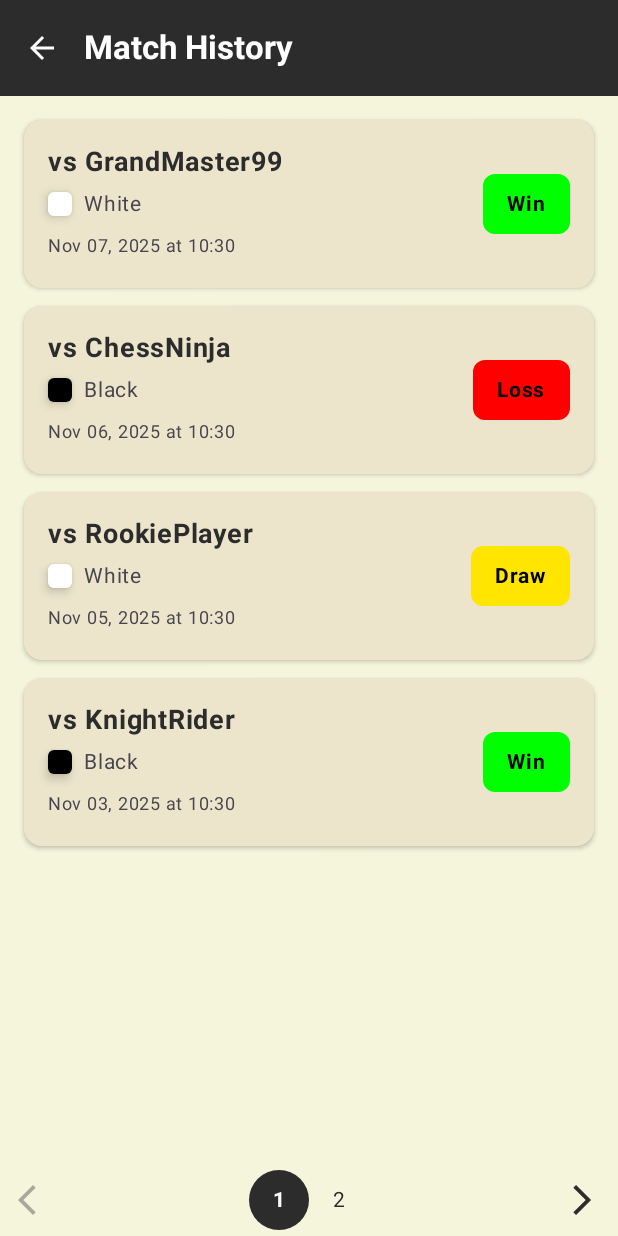
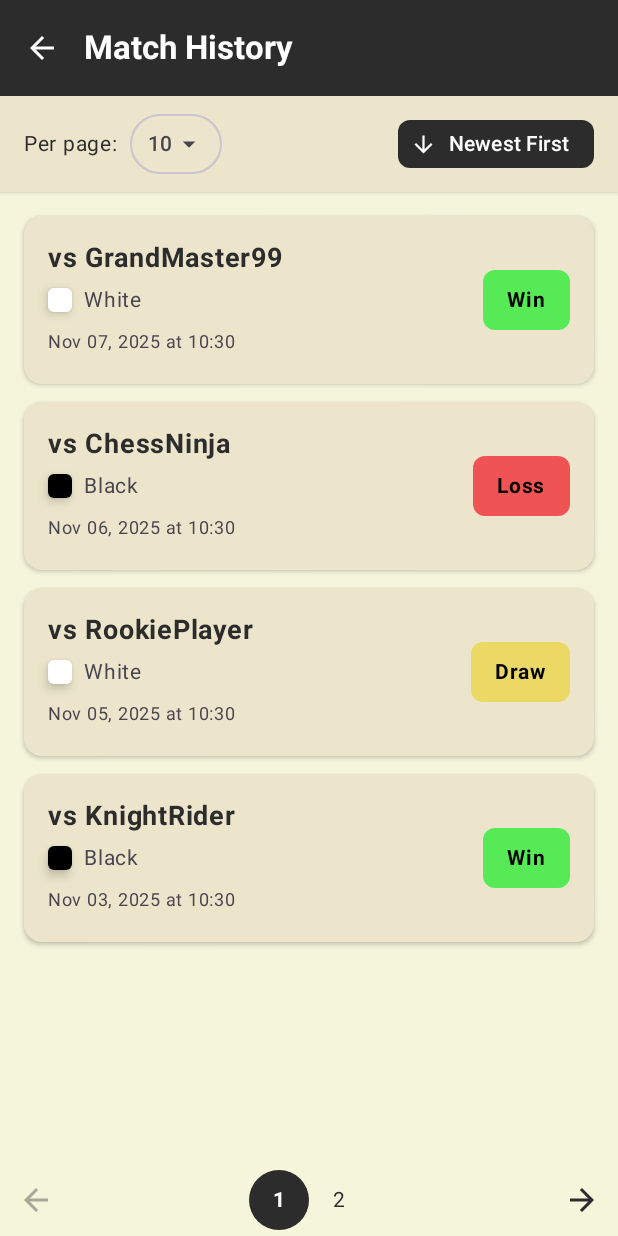
Before and after one commit to AdamShk123/chess, an Android app built with Jetpack Compose: the @Preview function MatchHistoryScreenPreview, on a phone screen of 412 x 824 dp. Run offline under Robolectric (Android 15) with nearby library versions, the phone set to English and light mode, and no system bars.

Commit message:
updated colors for match result to have more pastel color to fit in better with rest of color scheme. corrected query json field names to match API response. added filter bar with options to change sort and page size

```diff
--- a/chess-android/app/src/main/java/com/example/chessandroid/data/api/ChessApiService.kt
+++ b/chess-android/app/src/main/java/com/example/chessandroid/data/api/ChessApiService.kt
@@ -22,8 +22,8 @@ interface ChessApiService {
     @GET("/api/matches/me")
     suspend fun getMyMatches(
         @Header("Authorization") authorization: String,
-        @Query("pageNumber") pageNumber: Int = 0,
-        @Query("pageSize") pageSize: Int = 10,
+        @Query("page") pageNumber: Int = 0,
+        @Query("size") pageSize: Int = 10,
         @Query("sort") sort: String = "createdAt,desc"
     ): PageResponse<MatchResponseDto>
 
--- a/chess-android/app/src/main/java/com/example/chessandroid/ui/screens/matchhistory/MatchHistoryScreen.kt
+++ b/chess-android/app/src/main/java/com/example/chessandroid/ui/screens/matchhistory/MatchHistoryScreen.kt
@@ -10,17 +10,23 @@ import androidx.compose.foundation.shape.CircleShape
 import androidx.compose.foundation.shape.RoundedCornerShape
 import androidx.compose.material.icons.Icons
 import androidx.compose.material.icons.automirrored.filled.ArrowBack
+import androidx.compose.material.icons.automirrored.filled.ArrowForward
+import androidx.compose.material.icons.filled.ArrowDropDown
+import androidx.compose.material.icons.filled.ArrowDownward
+import androidx.compose.material.icons.filled.ArrowUpward
+import androidx.compose.material.icons.filled.Check
 import androidx.compose.material3.*
 import androidx.compose.material3.pulltorefresh.PullToRefreshBox
 import androidx.compose.runtime.Composable
 import androidx.compose.runtime.collectAsState
 import androidx.compose.runtime.getValue
+import androidx.compose.runtime.mutableStateOf
+import androidx.compose.runtime.remember
+import androidx.compose.runtime.setValue
 import androidx.compose.ui.Alignment
 import androidx.compose.ui.Modifier
 import androidx.compose.ui.draw.clip
 import androidx.compose.ui.graphics.Color
-import androidx.compose.ui.graphics.Shape
-import androidx.compose.ui.res.painterResource
 import androidx.compose.ui.text.font.FontWeight
 import androidx.compose.ui.tooling.preview.Preview
 import androidx.compose.ui.unit.dp
@@ -29,7 +35,6 @@ import androidx.hilt.navigation.compose.hiltViewModel
 import com.example.chessandroid.ui.theme.ChessAndroidTheme
 import com.example.chessandroid.ui.theme.chessColors
 import java.time.LocalDateTime
-import com.example.chessandroid.R
 
 @OptIn(ExperimentalMaterial3Api::class)
 @Composable
@@ -45,7 +50,9 @@ fun MatchHistoryScreen(
         onRefresh = { viewModel.refresh() },
         onPreviousPage = { viewModel.previousPage() },
         onNextPage = { viewModel.nextPage() },
-        onSelectPage = { viewModel.selectPage(it) }
+        onSelectPage = { viewModel.selectPage(it) },
+        onChangePageSize = { viewModel.changePageSize(it) },
+        onChangeSortOrder = { viewModel.changeSortOrder(it) }
     )
 }
 
@@ -57,7 +64,9 @@ fun MatchHistoryContent(
     onRefresh: () -> Unit = {},
     onPreviousPage: () -> Unit = {},
     onNextPage: () -> Unit = {},
-    onSelectPage: (Int) -> Unit = {}
+    onSelectPage: (Int) -> Unit = {},
+    onChangePageSize: (Int) -> Unit = {},
+    onChangeSortOrder: (SortOrder) -> Unit = {}
 ) {
     Scaffold(
         topBar = {
@@ -96,7 +105,7 @@ fun MatchHistoryContent(
                         enabled = uiState.currentPage != 0,
                     ) {
                         Icon(
-                            painter = painterResource(R.drawable.arrow_backward),
+                            imageVector = Icons.AutoMirrored.Filled.ArrowBack,
                             contentDescription = "Previous Page"
                         )
                     }
@@ -146,7 +155,7 @@ fun MatchHistoryContent(
                         enabled = uiState.currentPage != uiState.totalPages - 1,
                     ) {
                         Icon(
-                            painter = painterResource(R.drawable.arrow_forward),
+                            imageVector = Icons.AutoMirrored.Filled.ArrowForward,
                             contentDescription = "Next Page"
                         )
                     }
@@ -175,6 +184,16 @@ fun MatchHistoryContent(
                     )
                 }
                 else -> {
+                    Column(modifier = Modifier.fillMaxSize()) {
+                        // Filter bar
+                        FilterBar(
+                            pageSize = uiState.pageSize,
+                            sortOrder = uiState.sortOrder,
+                            onChangePageSize = onChangePageSize,
+                            onChangeSortOrder = onChangeSortOrder
+                        )
+
+                        // Match list
                         LazyColumn(
                             modifier = Modifier.fillMaxSize(),
                             contentPadding = PaddingValues(16.dp),
@@ -184,6 +203,7 @@ fun MatchHistoryContent(
                                 MatchHistoryItem(
                                     match = match
                                 )
+                            }
                         }
                     }
                 }
@@ -316,6 +336,106 @@ fun MatchHistoryItem(
     }
 }
 
+@OptIn(ExperimentalMaterial3Api::class)
+@Composable
+fun FilterBar(
+    pageSize: Int,
+    sortOrder: SortOrder,
+    onChangePageSize: (Int) -> Unit,
+    onChangeSortOrder: (SortOrder) -> Unit,
+    modifier: Modifier = Modifier
+) {
+    var showPageSizeMenu by remember { mutableStateOf(false) }
+    val pageSizeOptions = listOf(5, 10, 25, 50)
+
+    Surface(
+        modifier = modifier.fillMaxWidth(),
+        color = MaterialTheme.colorScheme.surface,
+        shadowElevation = 2.dp
+    ) {
+        Row(
+            modifier = Modifier
+                .fillMaxWidth()
+                .padding(horizontal = 16.dp, vertical = 8.dp),
+            horizontalArrangement = Arrangement.SpaceBetween,
+            verticalAlignment = Alignment.CenterVertically
+        ) {
+            // Page size dropdown
+            Row(
+                verticalAlignment = Alignment.CenterVertically,
+                horizontalArrangement = Arrangement.spacedBy(8.dp)
+            ) {
+                Text(
+                    text = "Per page:",
+                    fontSize = 14.sp,
+                    color = MaterialTheme.colorScheme.onSurface
+                )
+
+                Box {
+                    OutlinedButton(
+                        onClick = { showPageSizeMenu = true },
+                        contentPadding = PaddingValues(horizontal = 12.dp, vertical = 4.dp)
+                    ) {
+                        Text(text = "$pageSize", fontSize = 14.sp)
+                        Icon(
+                            imageVector = Icons.Default.ArrowDropDown,
+                            contentDescription = "Select page size",
+                            modifier = Modifier.size(20.dp)
+                        )
+                    }
+
+                    DropdownMenu(
+                        expanded = showPageSizeMenu,
+                        onDismissRequest = { showPageSizeMenu = false }
+                    ) {
+                        pageSizeOptions.forEach { size ->
+                            DropdownMenuItem(
+                                text = { Text("$size") },
+                                onClick = {
+                                    onChangePageSize(size)
+                                    showPageSizeMenu = false
+                                },
+                                leadingIcon = if (size == pageSize) {
+                                    { Icon(Icons.Default.Check, contentDescription = null) }
+                                } else null
+                            )
+                        }
+                    }
+                }
+            }
+
+            // Sort toggle
+            FilterChip(
+                selected = sortOrder == SortOrder.NEWEST_FIRST,
+                onClick = {
+                    onChangeSortOrder(
+                        if (sortOrder == SortOrder.NEWEST_FIRST) SortOrder.OLDEST_FIRST
+                        else SortOrder.NEWEST_FIRST
+                    )
+                },
+                label = { Text(sortOrder.displayName, fontSize = 14.sp) },
+                leadingIcon = {
+                    Icon(
+                        imageVector = if (sortOrder == SortOrder.NEWEST_FIRST)
+                            Icons.Default.ArrowDownward
+                        else
+                            Icons.Default.ArrowUpward,
+                        contentDescription = null,
+                        modifier = Modifier.size(18.dp)
+                    )
+                },
+                colors = FilterChipDefaults
+                    .filterChipColors()
+                    .copy(
+                        selectedContainerColor = MaterialTheme.colorScheme.primary,
+                        selectedLabelColor = MaterialTheme.colorScheme.onPrimary,
+                        selectedLeadingIconColor = MaterialTheme.colorScheme.onPrimary,
+                        containerColor = MaterialTheme.colorScheme.surface)
+            )
+        }
+    }
+}
+
 @Composable
 fun ResultBadge(
     result: MatchResult,
--- a/chess-android/app/src/main/java/com/example/chessandroid/ui/screens/matchhistory/MatchHistoryUiState.kt
+++ b/chess-android/app/src/main/java/com/example/chessandroid/ui/screens/matchhistory/MatchHistoryUiState.kt
@@ -1,4 +1,12 @@
 package com.example.chessandroid.ui.screens.matchhistory
+
+/**
+ * Sort order for match history by date
+ */
+enum class SortOrder(val displayName: String) {
+    NEWEST_FIRST("Newest First"),
+    OLDEST_FIRST("Oldest First")
+}
 
 /**
  * UI State for the Match History screen
@@ -9,5 +17,6 @@ data class MatchHistoryUiState(
     val errorMessage: String = "",
     val currentPage: Int = 0,
     val totalPages: Int = 0,
-    val pageSize: Int = 10
+    val pageSize: Int = 10,
+    val sortOrder: SortOrder = SortOrder.NEWEST_FIRST
 )
--- a/chess-android/app/src/main/java/com/example/chessandroid/ui/theme/Color.kt
+++ b/chess-android/app/src/main/java/com/example/chessandroid/ui/theme/Color.kt
@@ -16,8 +16,8 @@ val ChessOnSurface = Color(0xFF2C2C2C)  // Black text on surface
 
 val ChessError = Color(0xFFB00020)  // Deep red for errors
 
-val ChessWinBackground = Color(0xFF00FF00)  // Green for winning
+val ChessWinBackground = Color(0xFF57EA57)  // Green for winning
 
-val ChessDrawBackground = Color(0xFFFFE500)  // Yellow for draws
+val ChessDrawBackground = Color(0xFFECD865)  // Yellow for draws
 
-val ChessLoseBackground = Color(0xFFFF0000)
+val ChessLoseBackground = Color(0xFFEF5353)
--- a/chess-android/app/src/main/res/drawable/arrow_backward.xml
+++ /dev/null
@@ -1,11 +0,0 @@
-<vector xmlns:android="http://schemas.android.com/apk/res/android"
-    android:width="24dp"
-    android:height="24dp"
-    android:viewportWidth="960"
-    android:viewportHeight="960"
-    android:tint="?attr/colorControlNormal"
-    android:autoMirrored="true">
-  <path
-      android:fillColor="@android:color/white"
-      android:pathData="M400,880L0,480L400,80L471,151L142,480L471,809L400,880Z"/>
-</vector>
--- a/chess-android/app/src/main/res/drawable/arrow_forward.xml
+++ /dev/null
@@ -1,11 +0,0 @@
-<vector xmlns:android="http://schemas.android.com/apk/res/android"
-    android:width="24dp"
-    android:height="24dp"
-    android:viewportWidth="960"
-    android:viewportHeight="960"
-    android:tint="?attr/colorControlNormal"
-    android:autoMirrored="true">
-  <path
-      android:fillColor="@android:color/white"
-      android:pathData="M321,880L250,809L579,480L250,151L321,80L721,480L321,880Z"/>
-</vector>
```
Also changed, not shown: chess-android/app/src/main/java/com/example/chessandroid/data/repository/IMatchHistoryRepository.kt (+8 -1 lines), chess-android/app/src/main/java/com/example/chessandroid/data/repository/MatchHistoryRepository.kt (+15 -2 lines), chess-android/app/src/main/java/com/example/chessandroid/ui/screens/matchhistory/MatchHistoryViewModel.kt (+45 -14 lines). Lines whose indentation alone changed are shown as unchanged.
